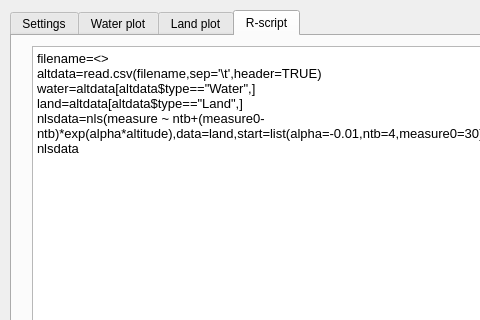
sickel/altitudecorrector, file altitudecorrector_dialog_base.ui: the form before one commit; both pictures show x 0 to 480 and y 0 to 320 of the 568 by 414 pixel window.
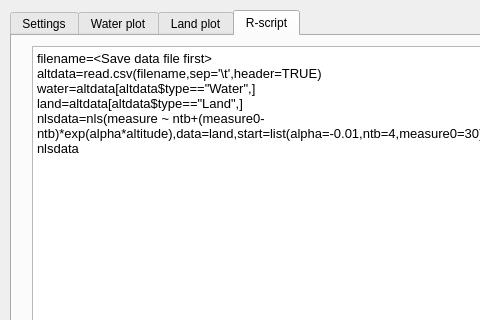
The form after the commit. The open tabs and pages were chosen to show the change. Custom widgets are drawn as their Qt base class.

Commit message: Some clean up. Wait cursor when doing overlay

Diff of the .ui file:
```diff
--- a/altitudecorrector_dialog_base.ui
+++ b/altitudecorrector_dialog_base.ui
@@ -325,7 +325,7 @@
 &lt;html&gt;&lt;head&gt;&lt;meta name=&quot;qrichtext&quot; content=&quot;1&quot; /&gt;&lt;style type=&quot;text/css&quot;&gt;
 p, li { white-space: pre-wrap; }
 &lt;/style&gt;&lt;/head&gt;&lt;body style=&quot; font-family:'Noto Sans'; font-size:10pt; font-weight:400; font-style:normal;&quot;&gt;
-&lt;p style=&quot; margin-top:0px; margin-bottom:0px; margin-left:0px; margin-right:0px; -qt-block-indent:0; text-indent:0px;&quot;&gt;filename=&amp;lt;&amp;gt;&lt;/p&gt;
+&lt;p style=&quot; margin-top:0px; margin-bottom:0px; margin-left:0px; margin-right:0px; -qt-block-indent:0; text-indent:0px;&quot;&gt;filename=&amp;lt;Save data file first&amp;gt;&lt;/p&gt;
 &lt;p style=&quot; margin-top:0px; margin-bottom:0px; margin-left:0px; margin-right:0px; -qt-block-indent:0; text-indent:0px;&quot;&gt;altdata=read.csv(filename,sep='\t',header=TRUE)&lt;/p&gt;
 &lt;p style=&quot; margin-top:0px; margin-bottom:0px; margin-left:0px; margin-right:0px; -qt-block-indent:0; text-indent:0px;&quot;&gt;water=altdata[altdata$type==&amp;quot;Water&amp;quot;,]&lt;/p&gt;
 &lt;p style=&quot; margin-top:0px; margin-bottom:0px; margin-left:0px; margin-right:0px; -qt-block-indent:0; text-indent:0px;&quot;&gt;land=altdata[altdata$type==&amp;quot;Land&amp;quot;,]&lt;/p&gt;
```
Left out of the diff: 2 changed lines with no effect on the pictures. The commit also changes 2 other files.
